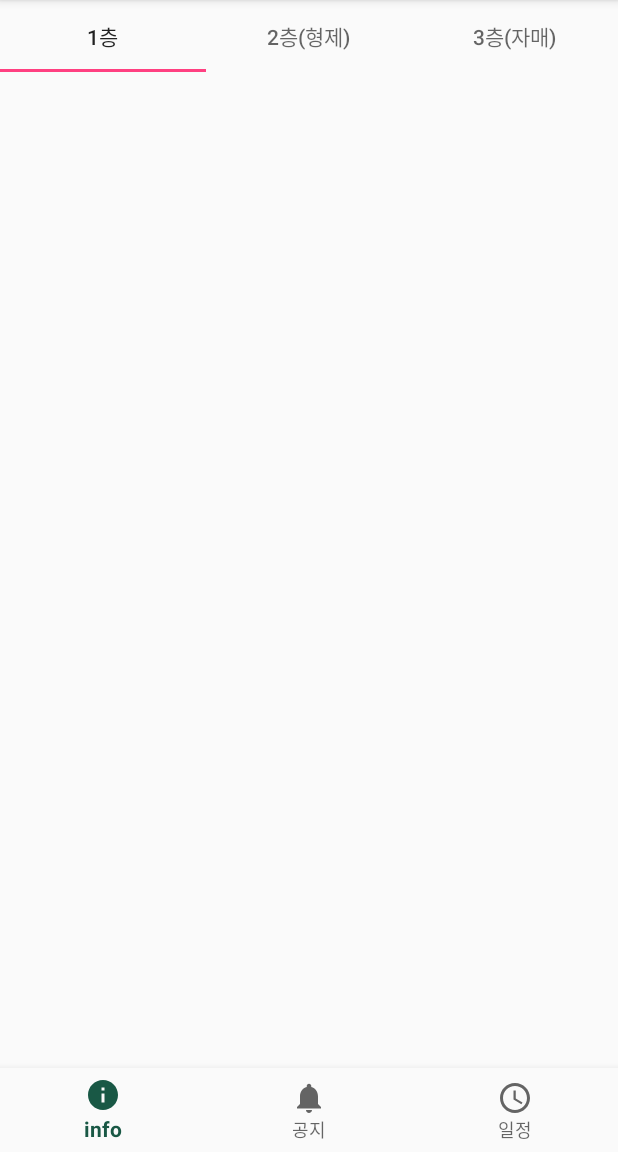
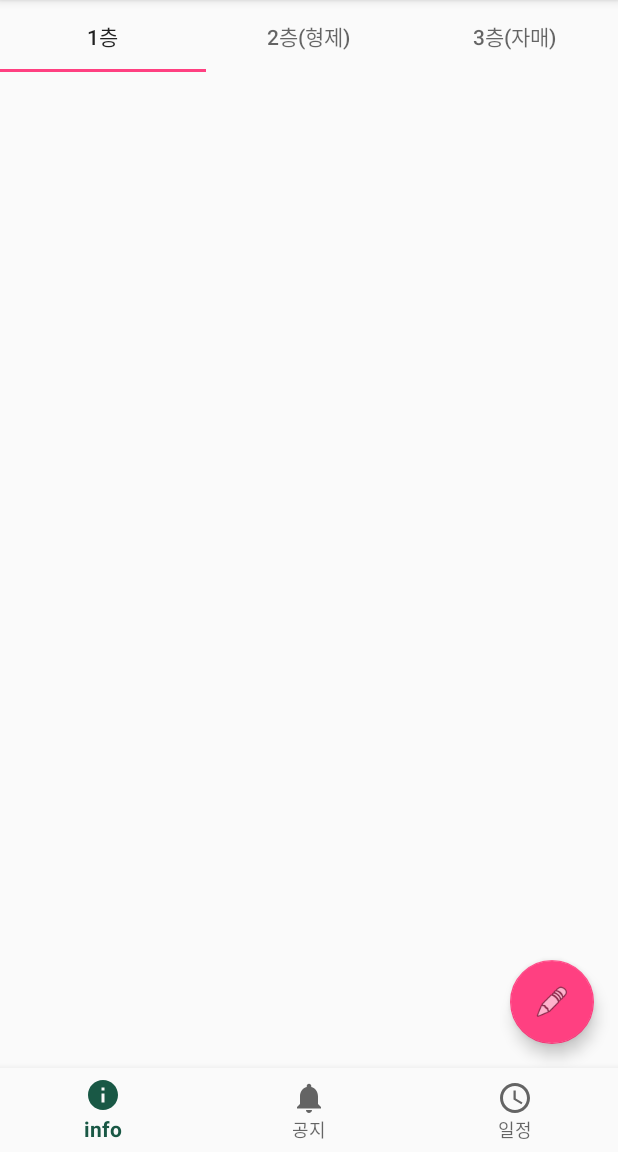
Before and after one commit to cba-sungrak/CBA_Retreat, an Android app: the screen it shows after launch (MainActivity), in the side drawer, after a tap on "숙소 안내", on a phone screen of 412 x 824 dp, the part 84-1236 px from its top. Run offline under Robolectric (Android 15) with nearby library versions, the phone set to English and light mode, and no system bars; our stand-ins replace Firebase (no records; nobody signed in at launch, a user with empty details on screens opened directly); libraries missing offline, so code that uses them is left out: uk.co.senab; pictures from the network do not load; 1 statement that could not run was skipped.

Commit message:
layout 변경

```diff
--- a/app/src/main/java/kr/or/sungrak/cba/cba_retreat/MainActivity.java
+++ b/app/src/main/java/kr/or/sungrak/cba/cba_retreat/MainActivity.java
@@ -3,7 +3,9 @@ package kr.or.sungrak.cba.cba_retreat;
 import android.os.Bundle;
 import android.support.annotation.NonNull;
 import android.support.design.widget.BottomNavigationView;
+import android.support.design.widget.FloatingActionButton;
 import android.support.design.widget.NavigationView;
+import android.support.design.widget.Snackbar;
 import android.support.v4.app.Fragment;
 import android.support.v4.app.FragmentManager;
 import android.support.v4.app.FragmentTransaction;
@@ -63,14 +65,14 @@ public class MainActivity extends AppCompatActivity
         Toolbar toolbar = findViewById(R.id.toolbar);
         setSupportActionBar(toolbar);
 
-//        FloatingActionButton fab = findViewById(R.id.fab);
-//        fab.setOnClickListener(new View.OnClickListener() {
-//            @Override
-//            public void onClick(View view) {
-////                Snackbar.make(view, "Replace with your own action", Snackbar.LENGTH_LONG)
-////                        .setAction("Action", null).show();
-//            }
-//        });
+        FloatingActionButton fab = findViewById(R.id.fab);
+        fab.setOnClickListener(new View.OnClickListener() {
+            @Override
+            public void onClick(View view) {
+                Snackbar.make(view, "Replace with your own action", Snackbar.LENGTH_LONG)
+                        .setAction("Action", null).show();
+            }
+        });
 
         DrawerLayout drawer = findViewById(R.id.drawer_layout);
         ActionBarDrawerToggle toggle = new ActionBarDrawerToggle(
--- a/app/src/main/res/layout/activity_main.xml
+++ b/app/src/main/res/layout/activity_main.xml
@@ -1,17 +1,33 @@
 <?xml version="1.0" encoding="utf-8"?>
-<android.support.v4.widget.DrawerLayout xmlns:android="http://schemas.android.com/apk/res/android"
+<android.support.design.widget.CoordinatorLayout xmlns:android="http://schemas.android.com/apk/res/android"
     xmlns:app="http://schemas.android.com/apk/res-auto"
     xmlns:tools="http://schemas.android.com/tools"
-    android:id="@+id/drawer_layout"
     android:layout_width="match_parent"
     android:layout_height="match_parent"
-    android:fitsSystemWindows="true"
+    tools:context=".MainActivity">
+
+    <android.support.design.widget.AppBarLayout
+        android:layout_width="match_parent"
+        android:layout_height="wrap_content"
+        android:theme="@style/AppTheme.AppBarOverlay">
+
+        <android.support.v7.widget.Toolbar
+            android:id="@+id/toolbar"
+            android:layout_width="match_parent"
+            android:layout_height="?attr/actionBarSize"
+            android:background="?attr/colorPrimary"
+            app:popupTheme="@style/AppTheme.PopupOverlay" />
+
+    </android.support.design.widget.AppBarLayout>
+
+    <android.support.v4.widget.DrawerLayout
+        android:id="@+id/drawer_layout"
+        android:layout_marginTop="?attr/actionBarSize"
+        android:layout_width="match_parent"
+        android:layout_height="match_parent"
         tools:openDrawer="start">
 
-    <include
-        layout="@layout/app_bar_main"
-        android:layout_width="match_parent"
-        android:layout_height="match_parent" />
+        <include layout="@layout/content_main" />
 
         <android.support.design.widget.NavigationView
             android:id="@+id/nav_view"
@@ -23,3 +39,5 @@
             app:menu="@menu/activity_main_drawer" />
 
     </android.support.v4.widget.DrawerLayout>
+
+</android.support.design.widget.CoordinatorLayout>
--- a/app/src/main/res/layout/app_bar_main.xml
+++ /dev/null
@@ -1,33 +0,0 @@
-<?xml version="1.0" encoding="utf-8"?>
-<android.support.design.widget.CoordinatorLayout xmlns:android="http://schemas.android.com/apk/res/android"
-    xmlns:app="http://schemas.android.com/apk/res-auto"
-    xmlns:tools="http://schemas.android.com/tools"
-    android:layout_width="match_parent"
-    android:layout_height="match_parent"
-    tools:context=".MainActivity">
-
-    <android.support.design.widget.AppBarLayout
-        android:layout_width="match_parent"
-        android:layout_height="wrap_content"
-        android:theme="@style/AppTheme.AppBarOverlay">
-
-        <android.support.v7.widget.Toolbar
-            android:id="@+id/toolbar"
-            android:layout_width="match_parent"
-            android:layout_height="?attr/actionBarSize"
-            android:background="?attr/colorPrimary"
-            app:popupTheme="@style/AppTheme.PopupOverlay" />
-
-    </android.support.design.widget.AppBarLayout>
-
-    <include layout="@layout/content_main" />
-
-    <!--<android.support.design.widget.FloatingActionButton-->
-        <!--android:id="@+id/fab"-->
-        <!--android:layout_width="wrap_content"-->
-        <!--android:layout_height="wrap_content"-->
-        <!--android:layout_gravity="bottom|end"-->
-        <!--android:layout_margin="@dimen/fab_margin"-->
-        <!--app:srcCompat="@android:drawable/ic_dialog_email" />-->
-
-</android.support.design.widget.CoordinatorLayout>
--- a/app/src/main/res/layout/content_main.xml
+++ b/app/src/main/res/layout/content_main.xml
@@ -1,33 +1,34 @@
 <?xml version="1.0" encoding="utf-8"?>
-<android.support.constraint.ConstraintLayout xmlns:android="http://schemas.android.com/apk/res/android"
+<RelativeLayout xmlns:android="http://schemas.android.com/apk/res/android"
     xmlns:app="http://schemas.android.com/apk/res-auto"
-    xmlns:tools="http://schemas.android.com/tools"
     android:layout_width="match_parent"
     android:layout_height="match_parent"
-    app:layout_behavior="@string/appbar_scrolling_view_behavior"
-    tools:context=".MainActivity"
-    tools:showIn="@layout/app_bar_main">
+    app:layout_behavior="@string/appbar_scrolling_view_behavior">
 
     <FrameLayout
         android:id="@+id/fragment_container"
-        android:layout_width="0dp"
-        android:layout_height="0dp"
-        app:layout_constraintBottom_toTopOf="@+id/navigation"
-        app:layout_constraintLeft_toLeftOf="parent"
-        app:layout_constraintRight_toRightOf="parent"
-        app:layout_constraintTop_toTopOf="parent" />
+        android:layout_width="match_parent"
+        android:layout_height="match_parent"
+        android:layout_above="@+id/navigation">
+
+        <android.support.design.widget.FloatingActionButton
+            android:id="@+id/fab"
+            android:layout_width="wrap_content"
+            android:layout_height="wrap_content"
+            android:layout_gravity="bottom|end"
+            android:layout_margin="@dimen/fab_margin"
+            app:srcCompat="@android:drawable/ic_menu_edit" />
+    </FrameLayout>
+
 
     <android.support.design.widget.BottomNavigationView
         android:id="@+id/navigation"
-        android:background="?android:attr/windowBackground"
         android:layout_width="match_parent"
         android:layout_height="wrap_content"
-        app:layout_constraintBottom_toBottomOf="parent"
-        app:layout_constraintLeft_toLeftOf="parent"
-        app:layout_constraintRight_toRightOf="parent"
-        app:menu="@menu/navigation"
-        >
+        android:layout_alignParentBottom="true"
+        android:background="?android:attr/windowBackground"
+        app:menu="@menu/navigation">
 
     </android.support.design.widget.BottomNavigationView>
 
-</android.support.constraint.ConstraintLayout>
+</RelativeLayout>
```
Lines whose indentation alone changed are shown as unchanged.
